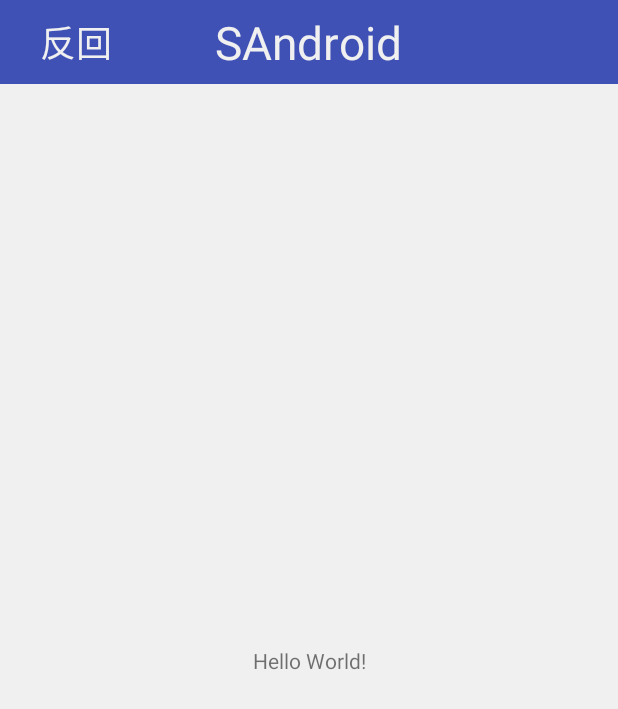
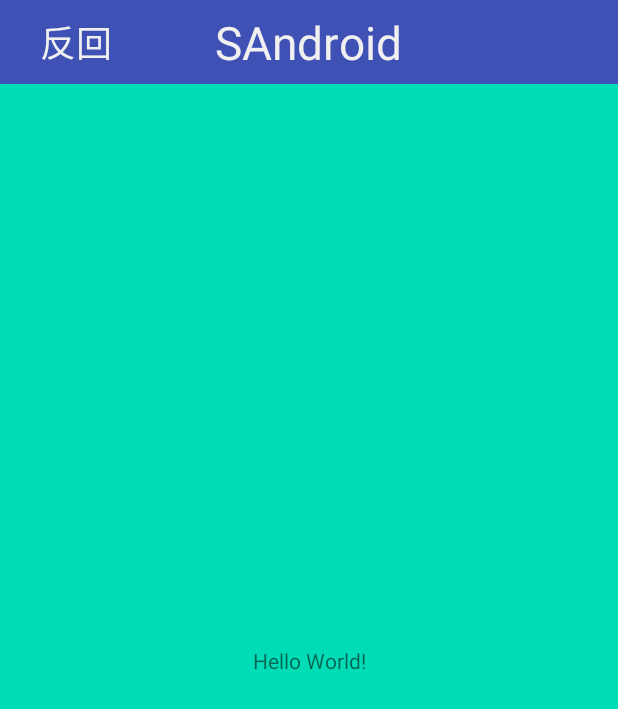
Before and after one commit to githubchilopoda/SAndroid, an Android app: the screen it shows after launch (MainActivity), on a phone screen of 412 x 824 dp. Shown: the top 709 px of the screen. Run offline under Robolectric (Android 15) with nearby library versions, the phone set to English and light mode, and no system bars; plain views replace AutoRelativeLayout.

Commit message:
initial commit

```diff
--- a/app/src/main/java/com/ss/sandroid/MBaseActivity.java
+++ b/app/src/main/java/com/ss/sandroid/MBaseActivity.java
@@ -50,8 +50,8 @@ public abstract class MBaseActivity extends SSBaseActivity {
 
     @Override
     public void initImmersionStatusBar() {
-        ImmersionStatusBar.initDef(this);
-//        ImmersionStatusBar.initDefFitSys(this);
+//        ImmersionStatusBar.initDef(this);
+        ImmersionStatusBar.initDefFitSys(this);
 //       ImmersionUtil.initColorfulDef(this, getResources().getColor(R.color.colorPrimaryDark),
 //                ImmersionUtil.STATUS_BAR_ALPHA_TRANSLUCENT);
 //        ImmersionUtil.initColorfulDefFitSys(this, getResources().getColor(R.color.colorPrimaryDark),
--- a/app/src/main/java/com/ss/sandroid/MainActivity.java
+++ b/app/src/main/java/com/ss/sandroid/MainActivity.java
@@ -1,8 +1,6 @@
 package com.ss.sandroid;
 
 import android.os.Bundle;
-
-import io.reactivex.disposables.Disposable;
 
 public class MainActivity extends MBaseActivity {
 
@@ -22,9 +20,4 @@ public class MainActivity extends MBaseActivity {
     public void onInit(Bundle savedInstanceState) {
 
     }
-
-    @Override
-    public void onAttachView(Disposable d) {
-
-    }
 }
--- a/app/src/main/res/layout/base_activity.xml
+++ b/app/src/main/res/layout/base_activity.xml
@@ -4,7 +4,7 @@
     android:orientation="vertical"
     android:layout_width="match_parent"
     android:layout_height="match_parent"
-    android:background="@color/white_text_color">
+    android:background="@color/color_light_blue">
 
     <ViewStub
         android:id="@+id/base_vs_title"
```
